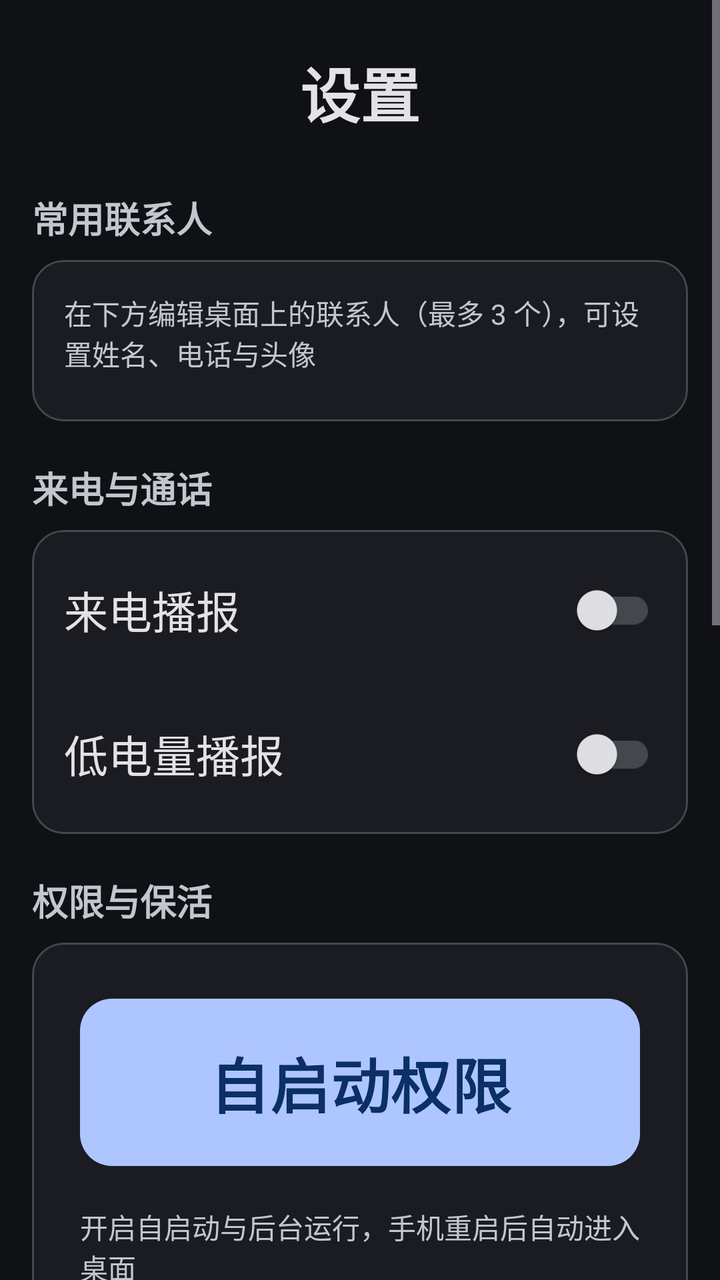
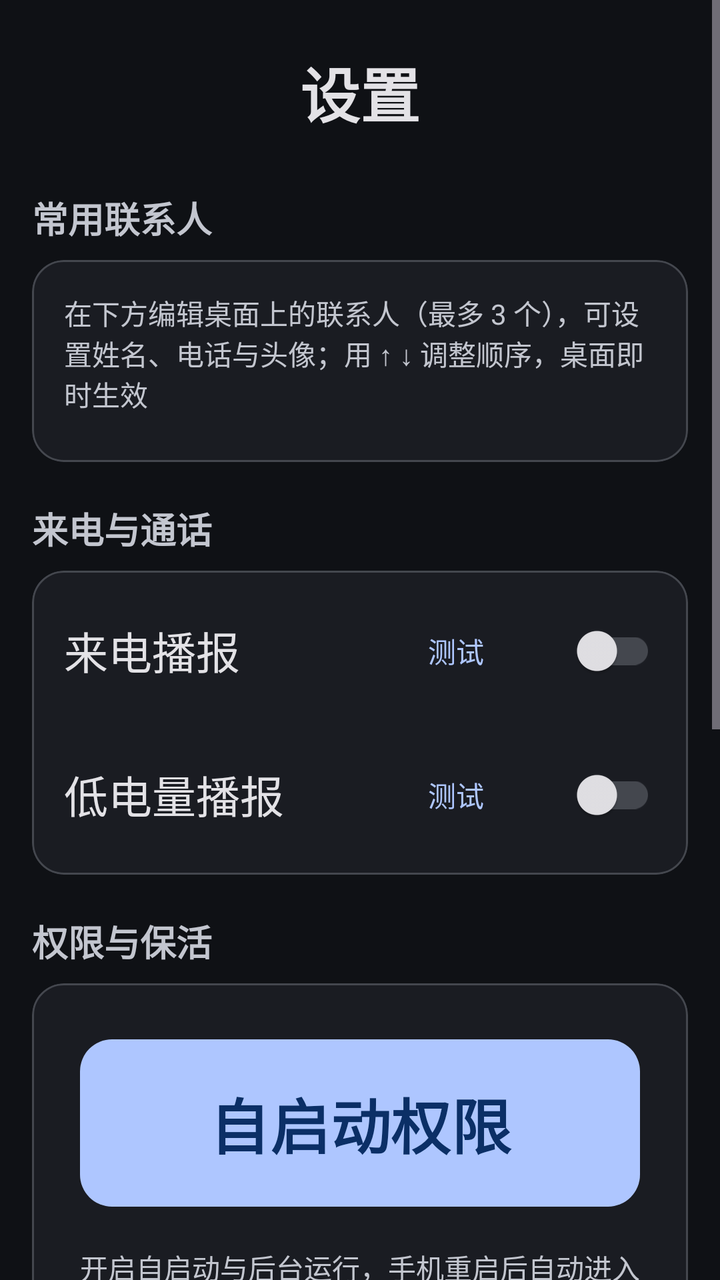

The first picture is an Android layout as it rendered before a commit; the second is the same layout after the commit. The layout source and the unified diff follow.
<!-- AndroidManifest.xml: application theme Theme.ElderLauncher -->
<!-- res/layout/activity_settings.xml -->
<?xml version="1.0" encoding="utf-8"?>
<ScrollView xmlns:android="http://schemas.android.com/apk/res/android"
    xmlns:app="http://schemas.android.com/apk/res-auto"
    android:layout_width="match_parent"
    android:layout_height="match_parent"
    android:background="?android:colorBackground">

    <LinearLayout
        android:orientation="vertical"
        android:padding="16dp"
        android:layout_width="match_parent"
        android:layout_height="wrap_content">

        <TextView
            android:layout_width="match_parent"
            android:layout_height="wrap_content"
            android:text="@string/settings_title"
            android:textSize="30sp"
            android:textStyle="bold"
            android:gravity="center"
            android:textColor="?attr/colorOnSurface"
            android:padding="8dp" />

        
        <TextView
            android:layout_width="match_parent"
            android:layout_height="wrap_content"
            android:text="@string/set_fav_title"
            android:textSize="18sp"
            android:textStyle="bold"
            android:textColor="?attr/colorOnSurfaceVariant"
            android:layout_marginTop="20dp"
            android:layout_marginBottom="8dp" />

        <com.google.android.material.card.MaterialCardView
            android:layout_width="match_parent"
            android:layout_height="wrap_content"
            app:cardBackgroundColor="?attr/colorSurface"
            app:cardCornerRadius="16dp"
            app:strokeColor="?attr/colorOutline"
            app:strokeWidth="1dp"
            app:contentPadding="16dp">

            <LinearLayout
                android:orientation="vertical"
                android:layout_width="match_parent"
                android:layout_height="wrap_content">
                <TextView android:text="@string/set_fav_tip" android:textSize="14sp"
                    android:textColor="?attr/colorOnSurfaceVariant"
                    android:layout_width="match_parent"
                    android:layout_height="wrap_content"
                    android:layout_marginBottom="8dp" />
                <LinearLayout
                    android:id="@+id/favContainer"
                    android:orientation="vertical"
                    android:layout_width="match_parent"
                    android:layout_height="wrap_content" />
            </LinearLayout>
        </com.google.android.material.card.MaterialCardView>

        
        <TextView
            android:layout_width="match_parent"
            android:layout_height="wrap_content"
            android:text="@string/section_call"
            android:textSize="18sp"
            android:textStyle="bold"
            android:textColor="?attr/colorOnSurfaceVariant"
            android:layout_marginTop="20dp"
            android:layout_marginBottom="8dp" />

        <com.google.android.material.card.MaterialCardView
            android:layout_width="match_parent"
            android:layout_height="wrap_content"
            app:cardBackgroundColor="?attr/colorSurface"
            app:cardCornerRadius="16dp"
            app:strokeColor="?attr/colorOutline"
            app:strokeWidth="1dp"
            app:contentPadding="4dp">

            <LinearLayout
                android:orientation="vertical"
                android:layout_width="match_parent"
                android:layout_height="wrap_content">

                <LinearLayout
                    android:orientation="horizontal"
                    android:gravity="center_vertical"
                    android:padding="12dp"
                    android:layout_width="match_parent"
                    android:layout_height="wrap_content">
                    <TextView android:text="@string/set_incoming" android:textSize="22sp"
                        android:textColor="?attr/colorOnSurface"
                        android:layout_weight="1" android:layout_width="0dp" android:layout_height="wrap_content" />
                    <com.google.android.material.switchmaterial.SwitchMaterial
                        android:id="@+id/swIncoming"
                        android:layout_width="wrap_content" android:layout_height="wrap_content" />
                </LinearLayout>

                <LinearLayout
                    android:orientation="horizontal"
                    android:gravity="center_vertical"
                    android:padding="12dp"
                    android:layout_width="match_parent"
                    android:layout_height="wrap_content">
                    <TextView android:text="@string/set_lowbattery" android:textSize="22sp"
                        android:textColor="?attr/colorOnSurface"
                        android:layout_weight="1" android:layout_width="0dp" android:layout_height="wrap_content" />
                    <com.google.android.material.switchmaterial.SwitchMaterial
                        android:id="@+id/swLow"
                        android:layout_width="wrap_content" android:layout_height="wrap_content" />
                </LinearLayout>
            </LinearLayout>
        </com.google.android.material.card.MaterialCardView>

        
        <TextView
            android:layout_width="match_parent"
            android:layout_height="wrap_content"
            android:text="@string/section_permission"
            android:textSize="18sp"
            android:textStyle="bold"
            android:textColor="?attr/colorOnSurfaceVariant"
            android:layout_marginTop="20dp"
            android:layout_marginBottom="8dp" />

        <com.google.android.material.card.MaterialCardView
            android:layout_width="match_parent"
            android:layout_height="wrap_content"
            app:cardBackgroundColor="?attr/colorSurface"
            app:cardCornerRadius="16dp"
            app:strokeColor="?attr/colorOutline"
            app:strokeWidth="1dp"
            app:contentPadding="16dp">

            <LinearLayout
                android:orientation="vertical"
                android:layout_width="match_parent"
                android:layout_height="wrap_content">
                <com.google.android.material.button.MaterialButton
                    android:id="@+id/btnAutostart"
                    style="@style/BigButton"
                    android:layout_width="match_parent" android:layout_height="wrap_content"
                    android:text="@string/btn_autostart" />
                <TextView android:text="@string/autostart_tip" android:textSize="14sp"
                    android:textColor="?attr/colorOnSurfaceVariant"
                    android:layout_width="match_parent"
                    android:layout_height="wrap_content"
                    android:padding="8dp" />
                <com.google.android.material.button.MaterialButton
                    android:id="@+id/btnBattery"
                    style="@style/BigButton"
                    android:layout_width="match_parent" android:layout_height="wrap_content"
                    android:text="@string/btn_battery"
                    android:layout_marginTop="4dp" />
                <TextView android:text="@string/battery_tip" android:textSize="14sp"
                    android:textColor="?attr/colorOnSurfaceVariant"
                    android:layout_width="match_parent"
                    android:layout_height="wrap_content"
                    android:padding="8dp" />
            </LinearLayout>
        </com.google.android.material.card.MaterialCardView>

        
        <TextView
            android:layout_width="match_parent"
            android:layout_height="wrap_content"
            android:text="@string/section_default"
            android:textSize="18sp"
            android:textStyle="bold"
            android:textColor="?attr/colorOnSurfaceVariant"
            android:layout_marginTop="20dp"
            android:layout_marginBottom="8dp" />

        <com.google.android.material.card.MaterialCardView
            android:layout_width="match_parent"
            android:layout_height="wrap_content"
            app:cardBackgroundColor="?attr/colorSurface"
            app:cardCornerRadius="16dp"
            app:strokeColor="?attr/colorOutline"
            app:strokeWidth="1dp"
            app:contentPadding="16dp">

            <LinearLayout
                android:orientation="vertical"
                android:layout_width="match_parent"
                android:layout_height="wrap_content">
                <com.google.android.material.button.MaterialButton
                    android:id="@+id/btnDefault"
                    style="@style/BigButton"
                    android:layout_width="match_parent" android:layout_height="wrap_content"
                    android:text="@string/set_default_launcher" />
                <TextView android:text="@string/set_default_tip" android:textSize="14sp"
                    android:textColor="?attr/colorOnSurfaceVariant"
                    android:layout_width="match_parent"
                    android:layout_height="wrap_content"
                    android:padding="8dp" />
                <com.google.android.material.button.MaterialButton
                    android:id="@+id/btnDefaultDialer"
                    style="@style/BigButton"
                    android:layout_width="match_parent" android:layout_height="wrap_content"
                    android:text="@string/set_default_dialer"
                    android:layout_marginTop="4dp" />
                <TextView android:text="@string/set_default_dialer_tip" android:textSize="14sp"
                    android:textColor="?attr/colorOnSurfaceVariant"
                    android:layout_width="match_parent"
                    android:layout_height="wrap_content"
                    android:padding="8dp" />
            </LinearLayout>
        </com.google.android.material.card.MaterialCardView>

        <View
            android:layout_width="match_parent"
            android:layout_height="24dp" />
    </LinearLayout>
</ScrollView>
<!-- resources referenced by this layout -->
<resources>
  <string name="autostart_tip">开启自启动与后台运行，手机重启后自动进入桌面</string>
  <string name="battery_tip">允许后台运行，避免被系统清理导致来电异常</string>
  <string name="btn_autostart">自启动权限</string>
  <string name="btn_battery">忽略电池优化</string>
  <string name="section_call">来电与通话</string>
  <string name="section_default">默认应用</string>
  <string name="section_permission">权限与保活</string>
  <string name="set_default_dialer">设为默认电话应用</string>
  <string name="set_default_dialer_tip">点击下方按钮，在弹出的系统窗口中选择“老人桌面”</string>
  <string name="set_default_launcher">设为默认桌面</string>
  <string name="set_default_tip">在系统设置中将“老人桌面”设为默认桌面，开机即进入本应用</string>
  <string name="set_fav_tip">在下方编辑桌面上的联系人（最多 3 个），可设置姓名、电话与头像</string>
  <string name="set_fav_title">常用联系人</string>
  <string name="set_incoming">来电播报</string>
  <string name="set_lowbattery">低电量播报</string>
  <string name="settings_title">设置</string>
  <style name="BigButton" parent="Widget.Material3.Button">
          <item name="android:textSize">30sp</item>
          <item name="android:textStyle">bold</item>
          <item name="android:padding">20dp</item>
          <item name="android:layout_margin">8dp</item>
          <item name="android:minHeight">64dp</item>
          <item name="cornerRadius">16dp</item>
      </style>
  <color name="colorPrimary">#AEC6FF</color>
  <color name="colorOnPrimary">#0B2F66</color>
  <color name="colorPrimaryContainer">#284786</color>
  <color name="colorOnPrimaryContainer">#D9E2FF</color>
  <color name="colorSecondary">#BEC6DC</color>
  <color name="colorOnSecondary">#283141</color>
  <color name="colorSecondaryContainer">#3E4759</color>
  <color name="colorOnSecondaryContainer">#DAE2F9</color>
  <color name="colorTertiary">#DDBCE4</color>
  <color name="colorOnTertiary">#3F2844</color>
  <color name="colorTertiaryContainer">#573E5C</color>
  <color name="colorOnTertiaryContainer">#FAD8FF</color>
  <color name="colorOnBackground">#E2E2E9</color>
  <color name="colorSurface">#1A1C22</color>
  <color name="colorOnSurface">#E3E2E6</color>
  <color name="colorSurfaceVariant">#2A2E37</color>
  <color name="colorOnSurfaceVariant">#C3C6CF</color>
  <color name="colorSurfaceContainer">#1E2128</color>
  <color name="colorSurfaceContainerHigh">#282C34</color>
  <color name="colorSurfaceContainerHighest">#33373F</color>
  <color name="colorOutline">#44474E</color>
  <color name="colorOutlineVariant">#2A2E37</color>
  <color name="colorError">#FFB4AB</color>
  <color name="colorOnError">#690005</color>
  <color name="colorErrorContainer">#93000A</color>
  <color name="colorOnErrorContainer">#FFDAD6</color>
  <color name="colorBackground">#0F1115</color>
  <!-- unchanged entries left out for length: 1 -->
</resources>

<!-- the commit's change to res/layout/activity_settings.xml (unified diff, before → after) -->
@@ -92,6 +92,12 @@
                     <TextView android:text="@string/set_incoming" android:textSize="22sp"
                         android:textColor="?attr/colorOnSurface"
                         android:layout_weight="1" android:layout_width="0dp" android:layout_height="wrap_content" />
+                    <com.google.android.material.button.MaterialButton
+                        android:id="@+id/btnTestIncoming"
+                        style="@style/Widget.Material3.Button.TextButton"
+                        android:layout_width="wrap_content" android:layout_height="wrap_content"
+                        android:layout_marginEnd="8dp"
+                        android:text="@string/btn_test" />
                     <com.google.android.material.switchmaterial.SwitchMaterial
                         android:id="@+id/swIncoming"
                         android:layout_width="wrap_content" android:layout_height="wrap_content" />
@@ -106,6 +112,12 @@
                     <TextView android:text="@string/set_lowbattery" android:textSize="22sp"
                         android:textColor="?attr/colorOnSurface"
                         android:layout_weight="1" android:layout_width="0dp" android:layout_height="wrap_content" />
+                    <com.google.android.material.button.MaterialButton
+                        android:id="@+id/btnTestLow"
+                        style="@style/Widget.Material3.Button.TextButton"
+                        android:layout_width="wrap_content" android:layout_height="wrap_content"
+                        android:layout_marginEnd="8dp"
+                        android:text="@string/btn_test" />
                     <com.google.android.material.switchmaterial.SwitchMaterial
                         android:id="@+id/swLow"
                         android:layout_width="wrap_content" android:layout_height="wrap_content" />
@@ -195,17 +207,6 @@
                     android:layout_width="match_parent"
                     android:layout_height="wrap_content"
                     android:padding="8dp" />
-                <com.google.android.material.button.MaterialButton
-                    android:id="@+id/btnDefaultDialer"
-                    style="@style/BigButton"
-                    android:layout_width="match_parent" android:layout_height="wrap_content"
-                    android:text="@string/set_default_dialer"
-                    android:layout_marginTop="4dp" />
-                <TextView android:text="@string/set_default_dialer_tip" android:textSize="14sp"
-                    android:textColor="?attr/colorOnSurfaceVariant"
-                    android:layout_width="match_parent"
-                    android:layout_height="wrap_content"
-                    android:padding="8dp" />
             </LinearLayout>
         </com.google.android.material.card.MaterialCardView>
 
<!-- resource entries referenced after the edit -->
@@ -4,14 +4,13 @@
   <string name="battery_tip">允许后台运行，避免被系统清理导致来电异常</string>
   <string name="btn_autostart">自启动权限</string>
   <string name="btn_battery">忽略电池优化</string>
+  <string name="btn_test">测试</string>
   <string name="section_call">来电与通话</string>
   <string name="section_default">默认应用</string>
   <string name="section_permission">权限与保活</string>
-  <string name="set_default_dialer">设为默认电话应用</string>
-  <string name="set_default_dialer_tip">点击下方按钮，在弹出的系统窗口中选择“老人桌面”</string>
   <string name="set_default_launcher">设为默认桌面</string>
   <string name="set_default_tip">在系统设置中将“老人桌面”设为默认桌面，开机即进入本应用</string>
-  <string name="set_fav_tip">在下方编辑桌面上的联系人（最多 3 个），可设置姓名、电话与头像</string>
+  <string name="set_fav_tip">在下方编辑桌面上的联系人（最多 3 个），可设置姓名、电话与头像；用 ↑ ↓ 调整顺序，桌面即时生效</string>
   <string name="set_fav_title">常用联系人</string>
   <string name="set_incoming">来电播报</string>
   <string name="set_lowbattery">低电量播报</string>
